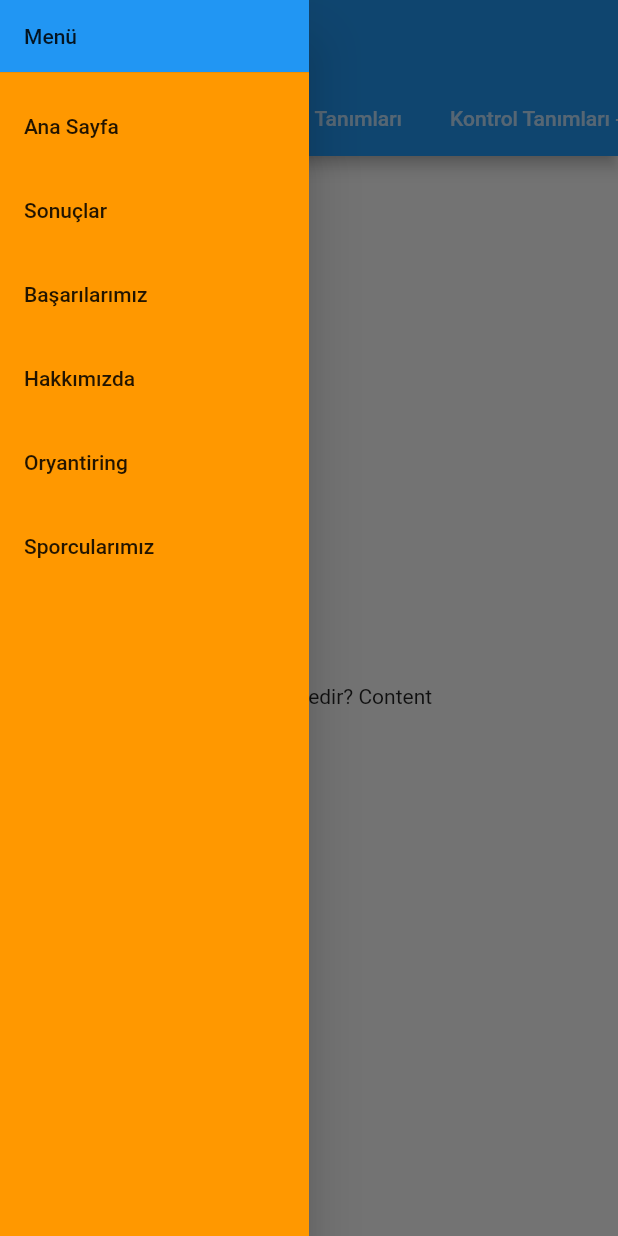
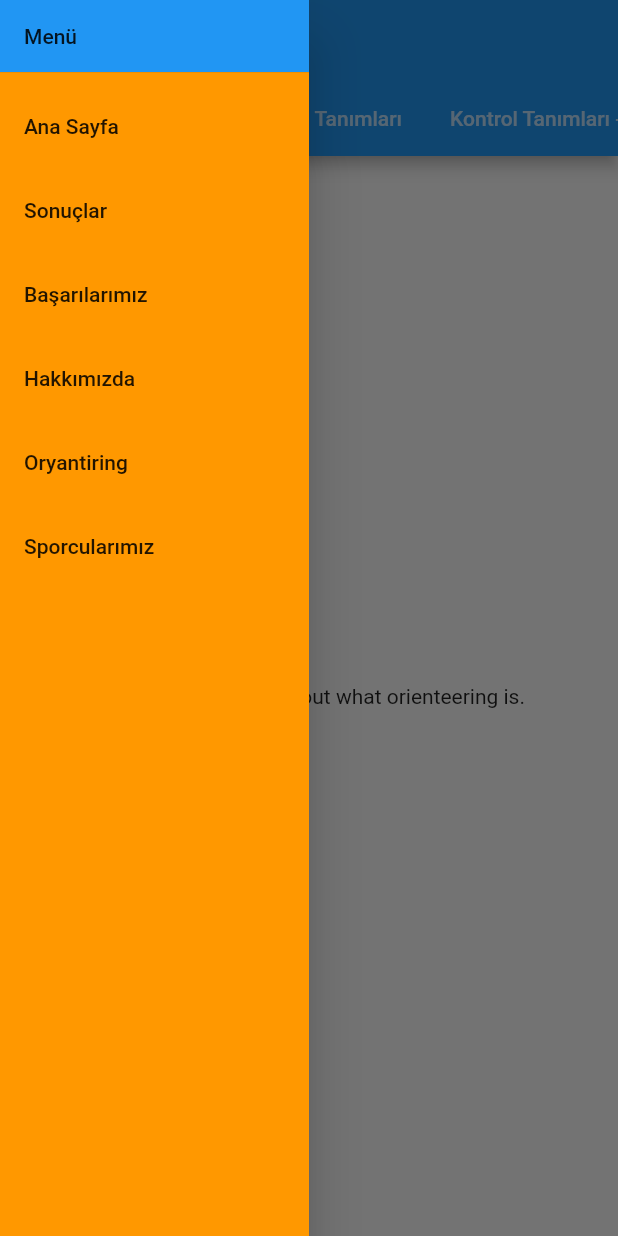
Before and after one commit to YTU-orienteering/YTU_orienteering-app, a Flutter app: the OrienteeringPage screen opened directly, with the side drawer open, on a phone screen of 412 x 824 dp. Run offline on Flutter 3.47's test engine with Material 2 defaults, Android fonts, the phone set to English and light mode, and no system bars; our stand-ins replace cached_network_image, firebase_core, firebase_database; accounts and stored records are empty.

Commit message:
add content pages

```diff
--- /dev/null
+++ b/lib/pages/content_pages/what_is_orienteering.dart
@@ -0,0 +1,10 @@
+import 'package:flutter/material.dart';
+
+class WhatIsOrienteering extends StatelessWidget {
+  @override
+  Widget build(BuildContext context) {
+    return Center(
+      child: Text('Here is information about what orienteering is.'),
+    );
+  }
+}
--- a/lib/pages/orienteering.dart
+++ b/lib/pages/orienteering.dart
@@ -1,6 +1,14 @@
+import 'package:deneme_17_ekim/pages/content_pages/articles.dart';
+import 'package:deneme_17_ekim/pages/content_pages/compass_use.dart';
 import 'package:flutter/material.dart';
 import 'package:deneme_17_ekim/widgets/drawer.dart';
 import 'package:deneme_17_ekim/domain/constants/constants.dart';
+import 'package:deneme_17_ekim/pages/content_pages/control_definitions.dart';
+import 'package:deneme_17_ekim/pages/content_pages/control_definitions_example.dart';
+import 'package:deneme_17_ekim/pages/content_pages/faq.dart';
+import 'package:deneme_17_ekim/pages/content_pages/links.dart';
+import 'package:deneme_17_ekim/pages/content_pages/trainings.dart';
+import 'package:deneme_17_ekim/pages/content_pages/what_is_orienteering.dart';
 
 class OrienteeringPage extends StatefulWidget {
   const OrienteeringPage({Key? key}) : super(key: key);
@@ -44,14 +52,14 @@ class _OrienteeringPageState extends State<OrienteeringPage> {
         body: TabBarView(
           children: [
             // Replace these with your actual content widgets
-            Center(child: Text('Oryantiring Nedir? Content')),
-            Center(child: Text('Kontrol Tanımları Content')),
-            Center(child: Text('Kontrol Tanımları - Örnekler Content')),
-            Center(child: Text('Pusula Kullanımı Content')),
-            Center(child: Text('Yazılar Content')),
-            Center(child: Text('Bağlantılar Content')),
-            Center(child: Text('Eğitimler Content')),
-            Center(child: Text('SSS Content')),
+            WhatIsOrienteering(),
+            ControlDefinitions(),
+            ControlDefinitionsExample(),
+            CompassUse(),
+            Articles(),
+            Links(),
+            Trainings(),
+            FAQ()
           ],
         ),
       ),
```
Also changed, not shown: lib/pages/content_pages/articles.dart (added, +10 -0 lines), lib/pages/content_pages/compass_use.dart (added, +10 -0 lines), lib/pages/content_pages/control_definitions.dart (added, +10 -0 lines), lib/pages/content_pages/control_definitions_example.dart (added, +10 -0 lines), lib/pages/content_pages/faq.dart (added, +10 -0 lines), lib/pages/content_pages/links.dart (added, +10 -0 lines), lib/pages/content_pages/trainings.dart (added, +10 -0 lines).
